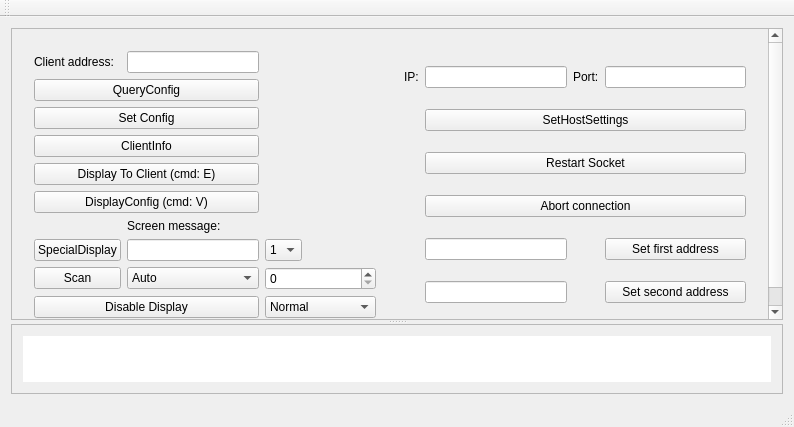
Fateofiko/TestTool, file TestTool/mainwindow.ui: the form before one commit.
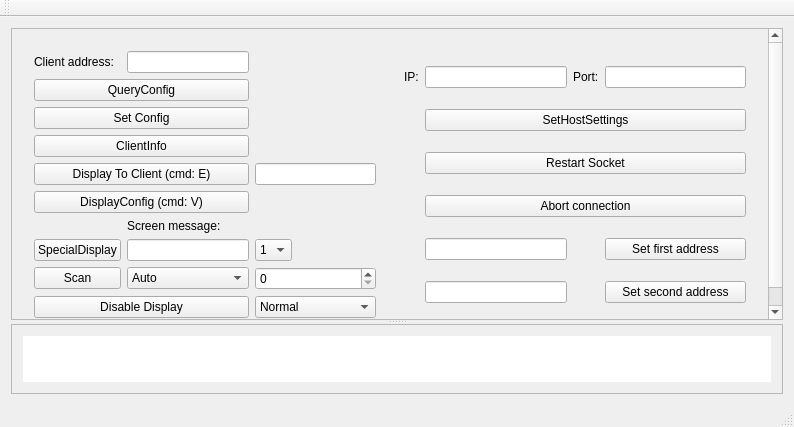
The form after the commit.

What changed in the file:
```diff
--- a/TestTool/mainwindow.ui
+++ b/TestTool/mainwindow.ui
@@ -28,7 +28,7 @@
         <property name="geometry">
          <rect>
           <x>0</x>
-          <y>-92</y>
+          <y>0</y>
           <width>759</width>
           <height>350</height>
          </rect>
@@ -183,6 +183,13 @@
               </property>
              </widget>
             </item>
+            <item row="4" column="2">
+             <widget class="QLineEdit" name="lineEdit_BoxCount">
+              <property name="maxLength">
+               <number>2</number>
+              </property>
+             </widget>
+            </item>
            </layout>
           </widget>
          </item>
```
